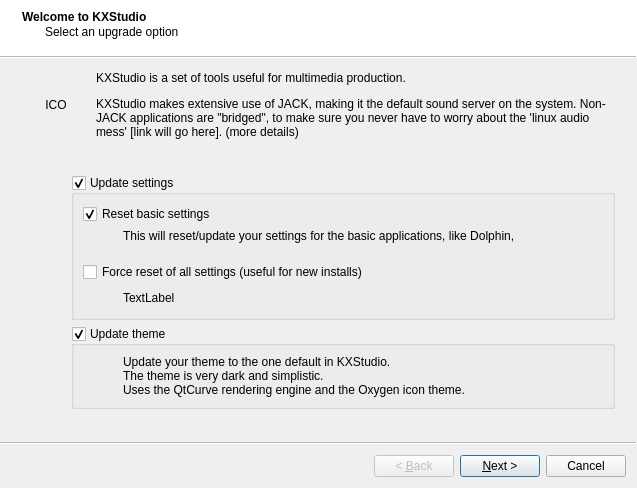
KXStudio/KXStudio, file welcome/welcome.ui: the form before one commit.
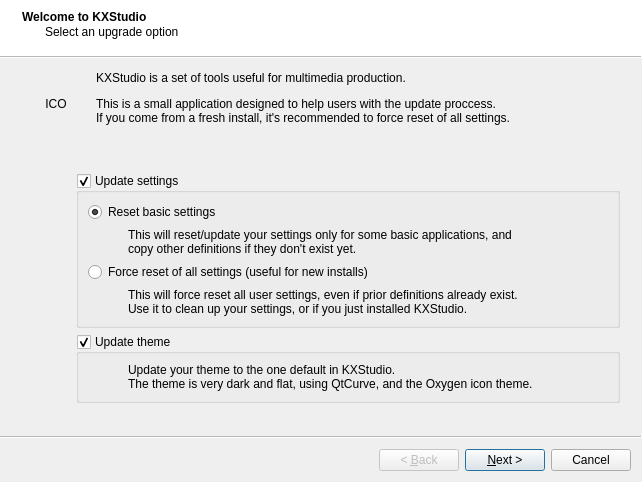
The form after the commit.

Commit message: Started Welcome App; Updated configs

What changed in the file:
```diff
--- a/welcome/welcome.ui
+++ b/welcome/welcome.ui
@@ -58,8 +58,7 @@
        <widget class="QLabel" name="label_2">
         <property name="text">
          <string>&lt;p&gt;KXStudio is a set of tools useful for multimedia production.
-&lt;/p&gt;&lt;p&gt;KXStudio makes extensive use of JACK, making it the default sound server on the system. Non-JACK applications are &quot;bridged&quot;, to make sure you never have to worry about the 'linux audio mess' [link will go here].
-(more details)
+&lt;/p&gt;&lt;p&gt;This is a small application designed to help users with the update proccess.&lt;br&gt;If you come from a fresh install, it's recommended to force reset of all settings.
 &lt;/p&gt;</string>
         </property>
         <property name="alignment">
@@ -125,7 +124,7 @@
         </property>
         <layout class="QVBoxLayout" name="verticalLayout_4">
          <item>
-          <widget class="QCheckBox" name="checkBox_3">
+          <widget class="QRadioButton" name="radioButton">
            <property name="text">
             <string>Reset basic settings</string>
            </property>
@@ -155,15 +154,15 @@
            <item>
             <widget class="QLabel" name="label_3">
              <property name="text">
-              <string>This will reset/update your settings for the basic applications, like Dolphin,
-</string>
+              <string>This will reset/update your settings only for some basic applications, and 
+copy other definitions if they don't exist yet.</string>
              </property>
             </widget>
            </item>
           </layout>
          </item>
          <item>
-          <widget class="QCheckBox" name="checkBox_2">
+          <widget class="QRadioButton" name="radioButton_2">
            <property name="text">
             <string>Force reset of all settings (useful for new installs)</string>
            </property>
@@ -190,7 +189,8 @@
            <item>
             <widget class="QLabel" name="label_9">
              <property name="text">
-              <string>TextLabel</string>
+              <string>This will force reset all user settings, even if prior definitions already exist. 
+Use it to clean up your settings, or if you just installed KXStudio.</string>
              </property>
             </widget>
            </item>
@@ -237,8 +237,7 @@
           <widget class="QLabel" name="label_10">
            <property name="text">
             <string>Update your theme to the one default in KXStudio.
-The theme is very dark and simplistic.
-Uses the QtCurve rendering engine and the Oxygen icon theme.</string>
+The theme is very dark and flat, using QtCurve, and the Oxygen icon theme.</string>
            </property>
           </widget>
          </item>
```
Left out of the diff: 4 changed lines with no effect on the pictures. The commit also changes 10 other files.
